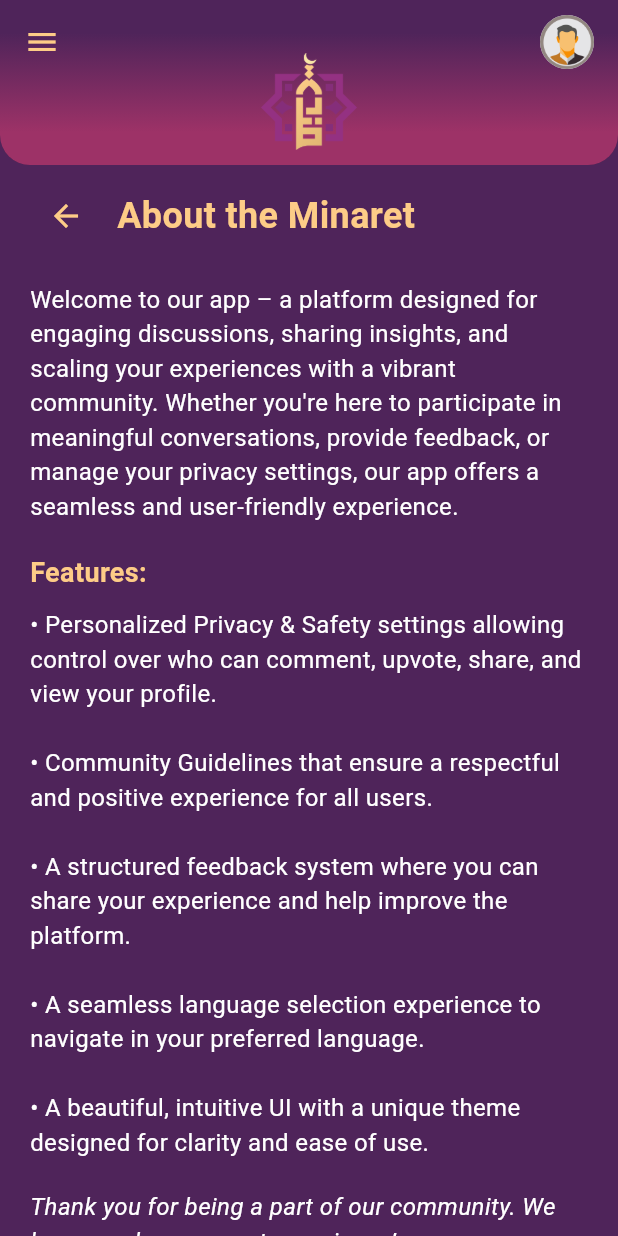
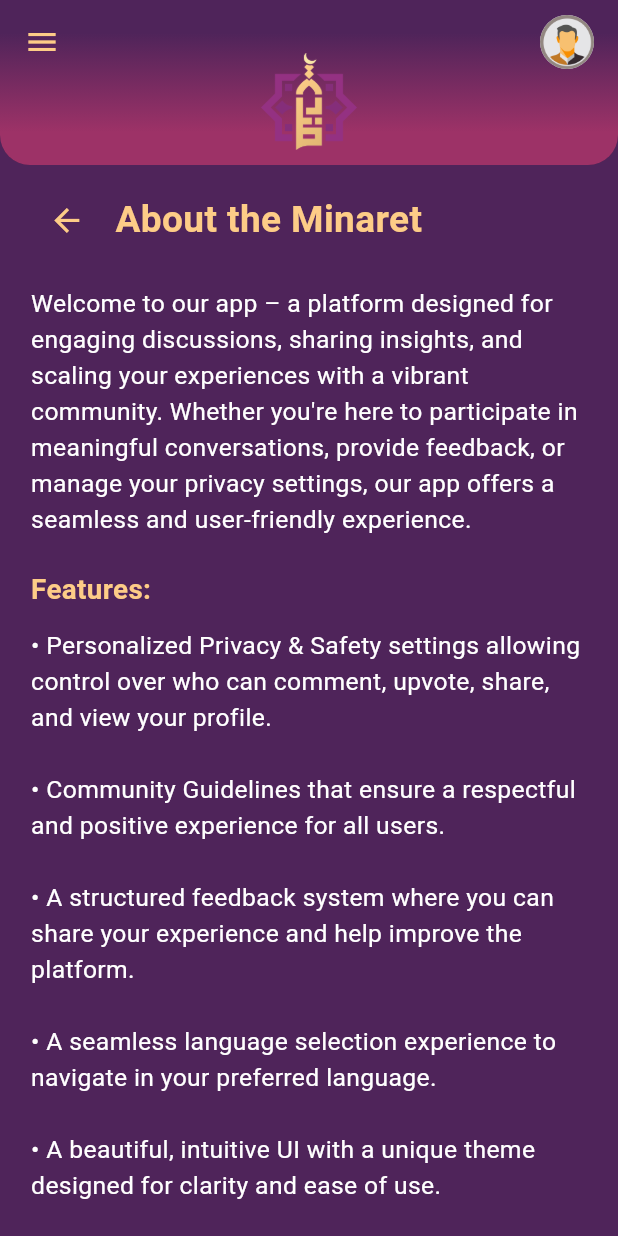
Before and after one commit to dojosgithub/the-minaret, a Flutter app: the AboutScreen screen opened directly, on a phone screen of 412 x 824 dp. Run offline on Flutter 3.47's test engine with Material 3 defaults, Android fonts, the phone set to English and light mode, and no system bars; our stand-ins replace flutter_svg.

Commit message:
About page scalability

```diff
--- a/lib/screens/about_screen.dart
+++ b/lib/screens/about_screen.dart
@@ -6,6 +6,10 @@
 
   @override
   Widget build(BuildContext context) {
+    // Get screen dimensions
+    final screenHeight = MediaQuery.of(context).size.height;
+    final screenWidth = MediaQuery.of(context).size.width;
+
     return Scaffold(
       backgroundColor: const Color(0xFF4F245A),
 
@@ -17,63 +21,77 @@
       ),
 
       body: Padding(
-        padding: const EdgeInsets.symmetric(horizontal: 20),
-        child: SingleChildScrollView(  // Prevents content overflow
+        padding: EdgeInsets.symmetric(horizontal: screenWidth * 0.05),
+        child: SingleChildScrollView(
           child: Column(
             crossAxisAlignment: CrossAxisAlignment.start,
             children: [
-              // Back Arrow & Title
-              const SizedBox(height: 10),
+              SizedBox(height: screenHeight * 0.015),
               Row(
                 children: [
                   IconButton(
-                    icon: const Icon(Icons.arrow_back, color: Color(0xFFFDCC87)),
+                    icon: Icon(
+                      Icons.arrow_back,
+                      color: const Color(0xFFFDCC87),
+                      size: screenWidth * 0.06,
+                    ),
                     onPressed: () => Navigator.pop(context),
                   ),
-                  const SizedBox(width: 10),
-                  const Text(
+                  SizedBox(width: screenWidth * 0.02),
+                  Text(
                     "About the Minaret",
                     style: TextStyle(
-                      color: Color(0xFFFDCC87),
-                      fontSize: 24,
+                      color: const Color(0xFFFDCC87),
+                      fontSize: screenWidth * 0.06,
                       fontWeight: FontWeight.bold,
                     ),
                   ),
                 ],
               ),
-              const SizedBox(height: 20),
+              SizedBox(height: screenHeight * 0.025),
 
               // App Description
-              const Text(
+              Text(
                 "Welcome to our app – a platform designed for engaging discussions, sharing insights, and scaling your experiences with a vibrant community. Whether you're here to participate in meaningful conversations, provide feedback, or manage your privacy settings, our app offers a seamless and user-friendly experience.",
-                style: TextStyle(color: Colors.white, fontSize: 16),
+                style: TextStyle(
+                  color: Colors.white,
+                  fontSize: screenWidth * 0.04,
+                ),
               ),
-              const SizedBox(height: 20),
+              SizedBox(height: screenHeight * 0.025),
 
-              const Text(
+              Text(
                 "Features:",
                 style: TextStyle(
-                  color: Color(0xFFFDCC87),
-                  fontSize: 18,
+                  color: const Color(0xFFFDCC87),
+                  fontSize: screenWidth * 0.045,
                   fontWeight: FontWeight.bold,
                 ),
               ),
-              const SizedBox(height: 10),
+              SizedBox(height: screenHeight * 0.015),
 
-              const Text(
+              Text(
                 "• Personalized Privacy & Safety settings allowing control over who can comment, upvote, share, and view your profile.\n\n"
                 "• Community Guidelines that ensure a respectful and positive experience for all users.\n\n"
                 "• A structured feedback system where you can share your experience and help improve the platform.\n\n"
                 "• A seamless language selection experience to navigate in your preferred language.\n\n"
                 "• A beautiful, intuitive UI with a unique theme designed for clarity and ease of use.",
-                style: TextStyle(color: Colors.white, fontSize: 16),
+                style: TextStyle(
+                  color: Colors.white,
+                  fontSize: screenWidth * 0.04,
+                ),
               ),
-              const SizedBox(height: 20),
+              SizedBox(height: screenHeight * 0.025),
 
-              const Text(
+              Text(
                 "Thank you for being a part of our community. We hope you have a great experience!",
-                style: TextStyle(color: Colors.white, fontSize: 16, fontStyle: FontStyle.italic),
+                style: TextStyle(
+                  color: Colors.white,
+                  fontSize: screenWidth * 0.04,
+                  fontStyle: FontStyle.italic,
+                ),
               ),
+              SizedBox(height: screenHeight * 0.02),
             ],
           ),
         ),
```
